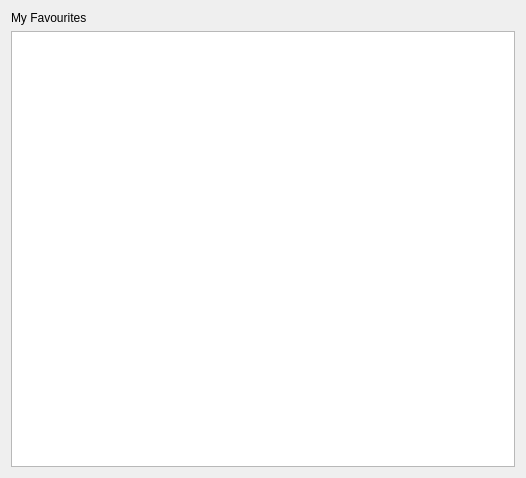
This is favouriteswidget.ui in DenOmelchuk31/Spotik as Qt 5 draws it before an edit. The edited form follows.
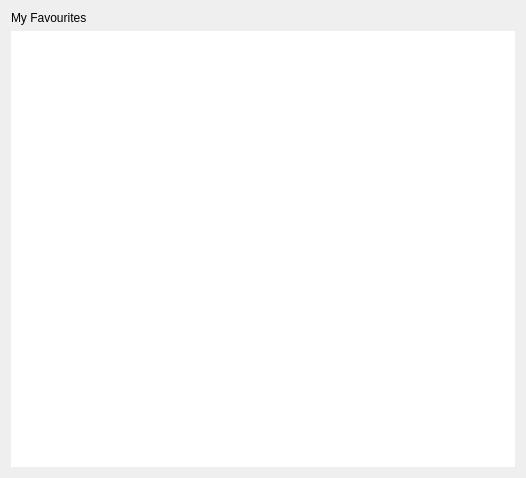
This is the edited form.

What changed in the file:
```diff
--- a/favouriteswidget.ui
+++ b/favouriteswidget.ui
@@ -22,7 +22,14 @@
     </widget>
    </item>
    <item>
-    <widget class="QListWidget" name="favouritesList"/>
+    <widget class="QListWidget" name="favouritesList">
+     <property name="frameShape">
+      <enum>QFrame::NoFrame</enum>
+     </property>
+     <property name="horizontalScrollBarPolicy">
+      <enum>Qt::ScrollBarAlwaysOff</enum>
+     </property>
+    </widget>
    </item>
   </layout>
  </widget>
```
Left out of the diff: 10 changed lines with no effect on the pictures.
